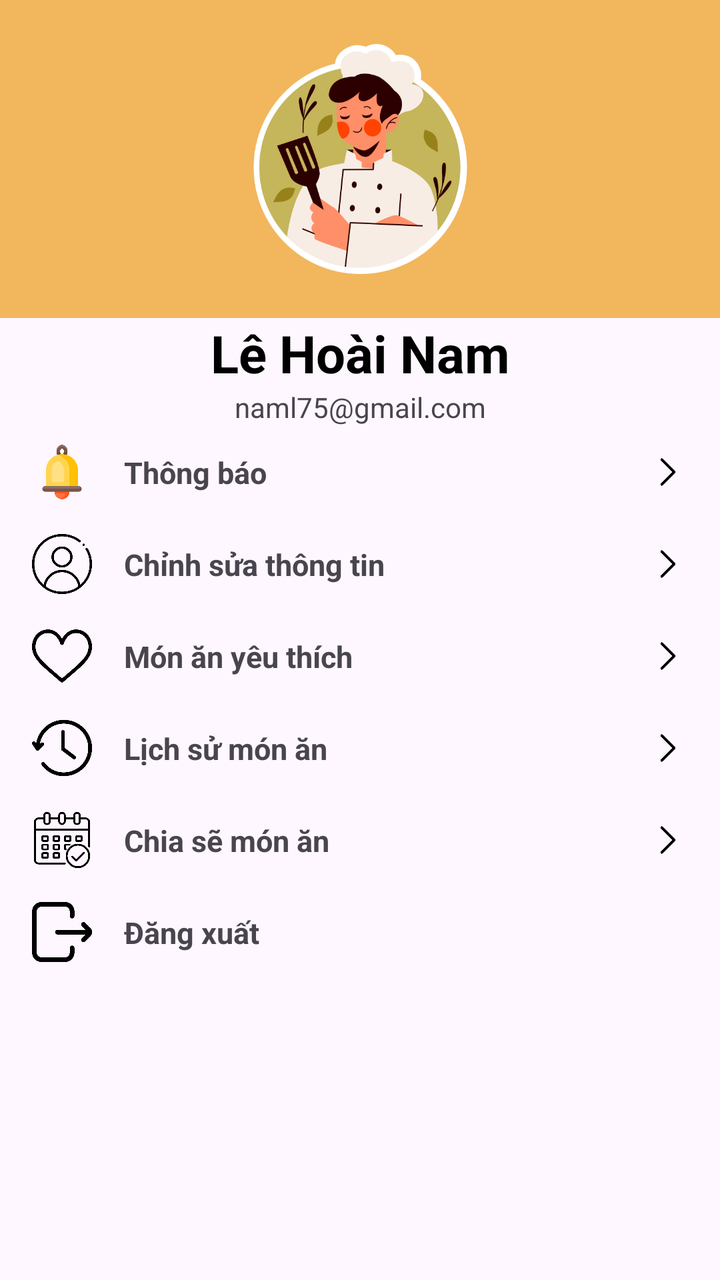
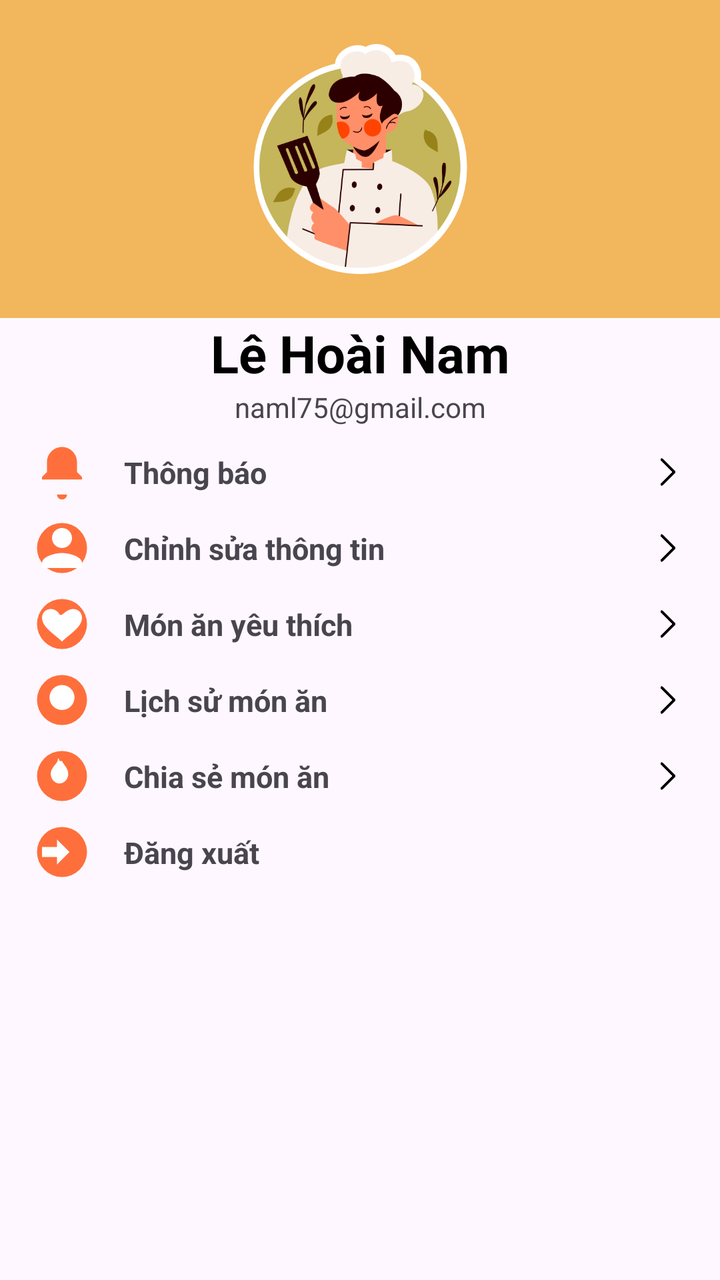

Screens rendered from an Android XML layout before and after an edit, with the pre-edit source and the edit as a unified diff.
<!-- AndroidManifest.xml: application theme Theme.Angiday -->
<!-- res/layout/fragment_profile.xml -->
<?xml version="1.0" encoding="utf-8"?>
<androidx.constraintlayout.widget.ConstraintLayout xmlns:android="http://schemas.android.com/apk/res/android"
    xmlns:app="http://schemas.android.com/apk/res-auto"
    xmlns:tools="http://schemas.android.com/tools"
    android:id="@+id/main"
    android:layout_width="match_parent"
    android:layout_height="match_parent">

    <androidx.constraintlayout.widget.ConstraintLayout
        android:layout_width="match_parent"
        android:layout_height="match_parent">

        <ScrollView
            android:layout_width="match_parent"
            android:layout_height="match_parent"
            tools:layout_editor_absoluteX="0dp"
            tools:layout_editor_absoluteY="0dp">

            <LinearLayout
                android:layout_width="match_parent"
                android:layout_height="wrap_content"
                android:orientation="vertical">

                <androidx.constraintlayout.widget.ConstraintLayout
                    android:layout_width="match_parent"
                    android:layout_height="159dp"
                    android:background="#F2B65D">

                    <ImageView
                        android:id="@+id/imageView5"
                        android:layout_width="115dp"
                        android:layout_height="141dp"
                        app:layout_constraintBottom_toBottomOf="parent"
                        app:layout_constraintEnd_toEndOf="parent"
                        app:layout_constraintStart_toStartOf="parent"
                        app:layout_constraintTop_toTopOf="parent"
                        app:srcCompat="@drawable/chef" />

                </androidx.constraintlayout.widget.ConstraintLayout>

                <TextView
                    android:id="@+id/textView6"
                    android:layout_width="match_parent"
                    android:layout_height="wrap_content"
                    android:text="Lê Hoài Nam"
                    android:textAlignment="center"
                    android:textColor="@color/black"
                    android:textSize="26sp"
                    android:textStyle="bold"/>

                <TextView
                    android:id="@+id/textView9"
                    android:layout_width="match_parent"
                    android:layout_height="wrap_content"
                    android:text="naml75@gmail.com"
                    android:textAlignment="center" />

                
                <androidx.constraintlayout.widget.ConstraintLayout
                    android:id="@+id/rowNotice"
                    android:layout_width="match_parent"
                    android:layout_height="wrap_content"
                    android:layout_marginStart="@dimen/margin_top"
                    android:layout_marginTop="@dimen/padding_text"
                    android:layout_marginEnd="@dimen/margin_top"
                    android:layout_marginBottom="@dimen/padding_text">

                    <ImageView
                        android:id="@+id/ivNotice"
                        android:layout_width="30dp"
                        android:layout_height="30dp"
                        app:layout_constraintStart_toStartOf="parent"
                        app:layout_constraintTop_toTopOf="parent"
                        app:layout_constraintBottom_toBottomOf="parent"
                        app:srcCompat="@drawable/notices" />

                    <TextView
                        android:id="@+id/tvshare"
                        android:layout_width="wrap_content"
                        android:layout_height="wrap_content"
                        android:layout_marginStart="16dp"
                        android:text="Thông báo"
                        android:textSize="15sp"
                        android:textStyle="bold"
                        app:layout_constraintStart_toEndOf="@id/ivNotice"
                        app:layout_constraintTop_toTopOf="@id/ivNotice"
                        app:layout_constraintBottom_toBottomOf="@id/ivNotice" />

                    <ImageView
                        android:id="@+id/ivChevronNotice"
                        android:layout_width="20dp"
                        android:layout_height="20dp"
                        app:layout_constraintEnd_toEndOf="parent"
                        app:layout_constraintTop_toTopOf="parent"
                        app:layout_constraintBottom_toBottomOf="parent"
                        app:srcCompat="@drawable/chevron" />
                </androidx.constraintlayout.widget.ConstraintLayout>

                
                <androidx.constraintlayout.widget.ConstraintLayout
                    android:id="@+id/rowEditProfile"
                    android:layout_width="match_parent"
                    android:layout_height="wrap_content"
                    android:layout_marginStart="@dimen/margin_top"
                    android:layout_marginTop="@dimen/padding_text"
                    android:layout_marginEnd="@dimen/margin_top"
                    android:layout_marginBottom="@dimen/padding_text">

                    <ImageView
                        android:id="@+id/ivEditProfile"
                        android:layout_width="30dp"
                        android:layout_height="30dp"
                        app:layout_constraintStart_toStartOf="parent"
                        app:layout_constraintTop_toTopOf="parent"
                        app:layout_constraintBottom_toBottomOf="parent"
                        app:srcCompat="@drawable/profile" />

                    <TextView
                        android:id="@+id/tvEditProfile"
                        android:layout_width="wrap_content"
                        android:layout_height="wrap_content"
                        android:layout_marginStart="16dp"
                        android:text="Chỉnh sửa thông tin"
                        android:textSize="15sp"
                        android:textStyle="bold"
                        app:layout_constraintStart_toEndOf="@id/ivEditProfile"
                        app:layout_constraintTop_toTopOf="@id/ivEditProfile"
                        app:layout_constraintBottom_toBottomOf="@id/ivEditProfile" />

                    <ImageView
                        android:id="@+id/ivChevronEditProfile"
                        android:layout_width="20dp"
                        android:layout_height="20dp"
                        app:layout_constraintEnd_toEndOf="parent"
                        app:layout_constraintTop_toTopOf="parent"
                        app:layout_constraintBottom_toBottomOf="parent"
                        app:srcCompat="@drawable/chevron" />
                </androidx.constraintlayout.widget.ConstraintLayout>

                
                <androidx.constraintlayout.widget.ConstraintLayout
                    android:id="@+id/rowFavorite"
                    android:layout_width="match_parent"
                    android:layout_height="wrap_content"
                    android:layout_marginStart="@dimen/margin_top"
                    android:layout_marginTop="@dimen/padding_text"
                    android:layout_marginEnd="@dimen/margin_top"
                    android:layout_marginBottom="@dimen/padding_text">

                    <ImageView
                        android:id="@+id/ivFavorite"
                        android:layout_width="30dp"
                        android:layout_height="30dp"
                        app:layout_constraintStart_toStartOf="parent"
                        app:layout_constraintTop_toTopOf="parent"
                        app:layout_constraintBottom_toBottomOf="parent"
                        app:srcCompat="@drawable/like" />

                    <TextView
                        android:id="@+id/tvFavorite"
                        android:layout_width="wrap_content"
                        android:layout_height="wrap_content"
                        android:layout_marginStart="16dp"
                        android:text="Món ăn yêu thích"
                        android:textSize="15sp"
                        android:textStyle="bold"
                        app:layout_constraintStart_toEndOf="@id/ivFavorite"
                        app:layout_constraintTop_toTopOf="@id/ivFavorite"
                        app:layout_constraintBottom_toBottomOf="@id/ivFavorite" />

                    <ImageView
                        android:id="@+id/ivChevronFavorite"
                        android:layout_width="20dp"
                        android:layout_height="20dp"
                        app:layout_constraintEnd_toEndOf="parent"
                        app:layout_constraintTop_toTopOf="parent"
                        app:layout_constraintBottom_toBottomOf="parent"
                        app:srcCompat="@drawable/chevron" />
                </androidx.constraintlayout.widget.ConstraintLayout>

                
                <androidx.constraintlayout.widget.ConstraintLayout
                    android:id="@+id/rowHistory"
                    android:layout_width="match_parent"
                    android:layout_height="wrap_content"
                    android:layout_marginStart="@dimen/margin_top"
                    android:layout_marginTop="@dimen/padding_text"
                    android:layout_marginEnd="@dimen/margin_top"
                    android:layout_marginBottom="@dimen/padding_text">

                    <ImageView
                        android:id="@+id/ivHistory"
                        android:layout_width="30dp"
                        android:layout_height="30dp"
                        app:layout_constraintStart_toStartOf="parent"
                        app:layout_constraintTop_toTopOf="parent"
                        app:layout_constraintBottom_toBottomOf="parent"
                        app:srcCompat="@drawable/history" />

                    <TextView
                        android:id="@+id/tvHistory"
                        android:layout_width="wrap_content"
                        android:layout_height="wrap_content"
                        android:layout_marginStart="16dp"
                        android:text="Lịch sử món ăn"
                        android:textSize="15sp"
                        android:textStyle="bold"
                        app:layout_constraintStart_toEndOf="@id/ivHistory"
                        app:layout_constraintTop_toTopOf="@id/ivHistory"
                        app:layout_constraintBottom_toBottomOf="@id/ivHistory" />

                    <ImageView
                        android:id="@+id/ivChevronHistory"
                        android:layout_width="20dp"
                        android:layout_height="20dp"
                        app:layout_constraintEnd_toEndOf="parent"
                        app:layout_constraintTop_toTopOf="parent"
                        app:layout_constraintBottom_toBottomOf="parent"
                        app:srcCompat="@drawable/chevron" />
                </androidx.constraintlayout.widget.ConstraintLayout>

                
                <androidx.constraintlayout.widget.ConstraintLayout
                    android:id="@+id/rowMyProfile"
                    android:layout_width="match_parent"
                    android:layout_height="wrap_content"
                    android:layout_marginStart="@dimen/margin_top"
                    android:layout_marginTop="@dimen/padding_text"
                    android:layout_marginEnd="@dimen/margin_top"
                    android:layout_marginBottom="@dimen/padding_text">

                    <ImageView
                        android:id="@+id/ivCooking"
                        android:layout_width="30dp"
                        android:layout_height="30dp"
                        app:layout_constraintStart_toStartOf="parent"
                        app:layout_constraintTop_toTopOf="parent"
                        app:layout_constraintBottom_toBottomOf="parent"
                        app:srcCompat="@drawable/calendar" />

                    <TextView
                        android:id="@+id/tvCooking"
                        android:layout_width="wrap_content"
                        android:layout_height="wrap_content"
                        android:layout_marginStart="16dp"
                        android:text="Chia sẽ món ăn"
                        android:textSize="15sp"
                        android:textStyle="bold"
                        app:layout_constraintStart_toEndOf="@id/ivCooking"
                        app:layout_constraintTop_toTopOf="@id/ivCooking"
                        app:layout_constraintBottom_toBottomOf="@id/ivCooking" />

                    <ImageView
                        android:id="@+id/ivChevronCooking"
                        android:layout_width="20dp"
                        android:layout_height="20dp"
                        app:layout_constraintEnd_toEndOf="parent"
                        app:layout_constraintTop_toTopOf="parent"
                        app:layout_constraintBottom_toBottomOf="parent"
                        app:srcCompat="@drawable/chevron" />
                </androidx.constraintlayout.widget.ConstraintLayout>

                
                <androidx.constraintlayout.widget.ConstraintLayout
                    android:id="@+id/rowLogout"
                    android:layout_width="match_parent"
                    android:layout_height="wrap_content"
                    android:layout_marginStart="@dimen/margin_top"
                    android:layout_marginTop="@dimen/padding_text"
                    android:layout_marginEnd="@dimen/margin_top"
                    android:layout_marginBottom="@dimen/padding_text">

                    <ImageView
                        android:id="@+id/ivExit"
                        android:layout_width="30dp"
                        android:layout_height="30dp"
                        app:layout_constraintStart_toStartOf="parent"
                        app:layout_constraintTop_toTopOf="parent"
                        app:layout_constraintBottom_toBottomOf="parent"
                        app:srcCompat="@drawable/exit" />

                    <TextView
                        android:id="@+id/loginText"
                        android:layout_width="wrap_content"
                        android:layout_height="wrap_content"
                        android:layout_marginStart="16dp"
                        android:text="Đăng xuất"
                        android:textSize="15sp"
                        android:textStyle="bold"
                        app:layout_constraintStart_toEndOf="@id/ivExit"
                        app:layout_constraintTop_toTopOf="@id/ivExit"
                        app:layout_constraintBottom_toBottomOf="@id/ivExit" />
                </androidx.constraintlayout.widget.ConstraintLayout>

            </LinearLayout>
        </ScrollView>
    </androidx.constraintlayout.widget.ConstraintLayout>
</androidx.constraintlayout.widget.ConstraintLayout>
<!-- resources referenced by this layout -->
<resources>
  <color name="black">#000000</color>
  <dimen name="margin_top">16dp</dimen>
  <dimen name="padding_text">8dp</dimen>
  <!-- drawable calendar: png bitmap (drawable, 13970 bytes) -->
  <!-- drawable chef: png bitmap (drawable, 55461 bytes) -->
  <!-- drawable chevron: png bitmap (drawable, 2759 bytes) -->
  <!-- drawable exit: png bitmap (drawable, 9197 bytes) -->
  <!-- drawable history: png bitmap (drawable, 14436 bytes) -->
  <!-- drawable like: png bitmap (drawable, 18130 bytes) -->
  <!-- drawable notices: png bitmap (drawable, 14773 bytes) -->
  <!-- drawable profile: png bitmap (drawable, 20057 bytes) -->
  <style name="Theme.Angiday" parent="Base.Theme.Angiday" />
  <style name="Base.Theme.Angiday" parent="Theme.Material3.DayNight.NoActionBar">
          
          
      </style>
</resources>

<!-- the commit's change to res/layout/fragment_profile.xml (unified diff, before → after) -->
@@ -12,15 +12,14 @@
 
         <ScrollView
             android:layout_width="match_parent"
-            android:layout_height="match_parent"
-            tools:layout_editor_absoluteX="0dp"
-            tools:layout_editor_absoluteY="0dp">
+            android:layout_height="match_parent">
 
             <LinearLayout
                 android:layout_width="match_parent"
                 android:layout_height="wrap_content"
                 android:orientation="vertical">
 
+                
                 <androidx.constraintlayout.widget.ConstraintLayout
                     android:layout_width="match_parent"
                     android:layout_height="159dp"
@@ -35,9 +34,9 @@
                         app:layout_constraintStart_toStartOf="parent"
                         app:layout_constraintTop_toTopOf="parent"
                         app:srcCompat="@drawable/chef" />
-
-                </androidx.constraintlayout.widget.ConstraintLayout>
-
+                </androidx.constraintlayout.widget.ConstraintLayout>
+
+                
                 <TextView
                     android:id="@+id/textView6"
                     android:layout_width="match_parent"
@@ -46,7 +45,7 @@
                     android:textAlignment="center"
                     android:textColor="@color/black"
                     android:textSize="26sp"
-                    android:textStyle="bold"/>
+                    android:textStyle="bold" />
 
                 <TextView
                     android:id="@+id/textView9"
@@ -62,17 +61,16 @@
                     android:layout_height="wrap_content"
                     android:layout_marginStart="@dimen/margin_top"
                     android:layout_marginTop="@dimen/padding_text"
-                    android:layout_marginEnd="@dimen/margin_top"
-                    android:layout_marginBottom="@dimen/padding_text">
+                    android:layout_marginEnd="@dimen/margin_top">
 
                     <ImageView
                         android:id="@+id/ivNotice"
                         android:layout_width="30dp"
                         android:layout_height="30dp"
-                        app:layout_constraintStart_toStartOf="parent"
-                        app:layout_constraintTop_toTopOf="parent"
-                        app:layout_constraintBottom_toBottomOf="parent"
-                        app:srcCompat="@drawable/notices" />
+                        app:srcCompat="@drawable/ic_notice"
+                        app:layout_constraintStart_toStartOf="parent"
+                        app:layout_constraintTop_toTopOf="parent"
+                        app:layout_constraintBottom_toBottomOf="parent" />
 
                     <TextView
                         android:id="@+id/tvshare"
@@ -90,10 +88,10 @@
                         android:id="@+id/ivChevronNotice"
                         android:layout_width="20dp"
                         android:layout_height="20dp"
-                        app:layout_constraintEnd_toEndOf="parent"
-                        app:layout_constraintTop_toTopOf="parent"
-                        app:layout_constraintBottom_toBottomOf="parent"
-                        app:srcCompat="@drawable/chevron" />
+                        app:srcCompat="@drawable/chevron"
+                        app:layout_constraintEnd_toEndOf="parent"
+                        app:layout_constraintTop_toTopOf="parent"
+                        app:layout_constraintBottom_toBottomOf="parent" />
                 </androidx.constraintlayout.widget.ConstraintLayout>
 
                 
@@ -103,17 +101,16 @@
                     android:layout_height="wrap_content"
                     android:layout_marginStart="@dimen/margin_top"
                     android:layout_marginTop="@dimen/padding_text"
-                    android:layout_marginEnd="@dimen/margin_top"
-                    android:layout_marginBottom="@dimen/padding_text">
+                    android:layout_marginEnd="@dimen/margin_top">
 
                     <ImageView
                         android:id="@+id/ivEditProfile"
                         android:layout_width="30dp"
                         android:layout_height="30dp"
-                        app:layout_constraintStart_toStartOf="parent"
-                        app:layout_constraintTop_toTopOf="parent"
-                        app:layout_constraintBottom_toBottomOf="parent"
-                        app:srcCompat="@drawable/profile" />
+                        app:srcCompat="@drawable/ic_profile"
+                        app:layout_constraintStart_toStartOf="parent"
+                        app:layout_constraintTop_toTopOf="parent"
+                        app:layout_constraintBottom_toBottomOf="parent" />
 
                     <TextView
                         android:id="@+id/tvEditProfile"
@@ -131,10 +128,10 @@
                         android:id="@+id/ivChevronEditProfile"
                         android:layout_width="20dp"
                         android:layout_height="20dp"
-                        app:layout_constraintEnd_toEndOf="parent"
-                        app:layout_constraintTop_toTopOf="parent"
-                        app:layout_constraintBottom_toBottomOf="parent"
-                        app:srcCompat="@drawable/chevron" />
+                        app:srcCompat="@drawable/chevron"
+                        app:layout_constraintEnd_toEndOf="parent"
+                        app:layout_constraintTop_toTopOf="parent"
+                        app:layout_constraintBottom_toBottomOf="parent" />
                 </androidx.constraintlayout.widget.ConstraintLayout>
 
                 
@@ -144,17 +141,16 @@
                     android:layout_height="wrap_content"
                     android:layout_marginStart="@dimen/margin_top"
                     android:layout_marginTop="@dimen/padding_text"
-                    android:layout_marginEnd="@dimen/margin_top"
-                    android:layout_marginBottom="@dimen/padding_text">
+                    android:layout_marginEnd="@dimen/margin_top">
 
                     <ImageView
                         android:id="@+id/ivFavorite"
                         android:layout_width="30dp"
                         android:layout_height="30dp"
-                        app:layout_constraintStart_toStartOf="parent"
-                        app:layout_constraintTop_toTopOf="parent"
-                        app:layout_constraintBottom_toBottomOf="parent"
-                        app:srcCompat="@drawable/like" />
+                        app:srcCompat="@drawable/ic_favorite"
+                        app:layout_constraintStart_toStartOf="parent"
+                        app:layout_constraintTop_toTopOf="parent"
+                        app:layout_constraintBottom_toBottomOf="parent" />
 
                     <TextView
                         android:id="@+id/tvFavorite"
@@ -172,10 +168,10 @@
                         android:id="@+id/ivChevronFavorite"
                         android:layout_width="20dp"
                         android:layout_height="20dp"
-                        app:layout_constraintEnd_toEndOf="parent"
-                        app:layout_constraintTop_toTopOf="parent"
-                        app:layout_constraintBottom_toBottomOf="parent"
-                        app:srcCompat="@drawable/chevron" />
+                        app:srcCompat="@drawable/chevron"
+                        app:layout_constraintEnd_toEndOf="parent"
+                        app:layout_constraintTop_toTopOf="parent"
+                        app:layout_constraintBottom_toBottomOf="parent" />
                 </androidx.constraintlayout.widget.ConstraintLayout>
 
                 
@@ -185,17 +181,16 @@
                     android:layout_height="wrap_content"
                     android:layout_marginStart="@dimen/margin_top"
                     android:layout_marginTop="@dimen/padding_text"
-                    android:layout_marginEnd="@dimen/margin_top"
-                    android:layout_marginBottom="@dimen/padding_text">
+                    android:layout_marginEnd="@dimen/margin_top">
 
                     <ImageView
                         android:id="@+id/ivHistory"
                         android:layout_width="30dp"
                         android:layout_height="30dp"
-                        app:layout_constraintStart_toStartOf="parent"
-                        app:layout_constraintTop_toTopOf="parent"
-                        app:layout_constraintBottom_toBottomOf="parent"
-                        app:srcCompat="@drawable/history" />
+                        app:srcCompat="@drawable/ic_history"
+                        app:layout_constraintStart_toStartOf="parent"
+                        app:layout_constraintTop_toTopOf="parent"
+                        app:layout_constraintBottom_toBottomOf="parent" />
 
                     <TextView
                         android:id="@+id/tvHistory"
@@ -213,10 +208,10 @@
                         android:id="@+id/ivChevronHistory"
                         android:layout_width="20dp"
                         android:layout_height="20dp"
-                        app:layout_constraintEnd_toEndOf="parent"
-                        app:layout_constraintTop_toTopOf="parent"
-                        app:layout_constraintBottom_toBottomOf="parent"
-                        app:srcCompat="@drawable/chevron" />
+                        app:srcCompat="@drawable/chevron"
+                        app:layout_constraintEnd_toEndOf="parent"
+                        app:layout_constraintTop_toTopOf="parent"
+                        app:layout_constraintBottom_toBottomOf="parent" />
                 </androidx.constraintlayout.widget.ConstraintLayout>
 
                 
@@ -226,24 +221,23 @@
                     android:layout_height="wrap_content"
                     android:layout_marginStart="@dimen/margin_top"
                     android:layout_marginTop="@dimen/padding_text"
-                    android:layout_marginEnd="@dimen/margin_top"
-                    android:layout_marginBottom="@dimen/padding_text">
+                    android:layout_marginEnd="@dimen/margin_top">
 
                     <ImageView
                         android:id="@+id/ivCooking"
                         android:layout_width="30dp"
                         android:layout_height="30dp"
-                        app:layout_constraintStart_toStartOf="parent"
-                        app:layout_constraintTop_toTopOf="parent"
-                        app:layout_constraintBottom_toBottomOf="parent"
-                        app:srcCompat="@drawable/calendar" />
+                        app:srcCompat="@drawable/ic_cooking"
+                        app:layout_constraintStart_toStartOf="parent"
+                        app:layout_constraintTop_toTopOf="parent"
+                        app:layout_constraintBottom_toBottomOf="parent" />
 
                     <TextView
                         android:id="@+id/tvCooking"
                         android:layout_width="wrap_content"
                         android:layout_height="wrap_content"
                         android:layout_marginStart="16dp"
-                        android:text="Chia sẽ món ăn"
+                        android:text="Chia sẻ món ăn"
                         android:textSize="15sp"
                         android:textStyle="bold"
                         app:layout_constraintStart_toEndOf="@id/ivCooking"
@@ -254,10 +248,10 @@
                         android:id="@+id/ivChevronCooking"
                         android:layout_width="20dp"
                         android:layout_height="20dp"
-                        app:layout_constraintEnd_toEndOf="parent"
-                        app:layout_constraintTop_toTopOf="parent"
-                        app:layout_constraintBottom_toBottomOf="parent"
-                        app:srcCompat="@drawable/chevron" />
+                        app:srcCompat="@drawable/chevron"
+                        app:layout_constraintEnd_toEndOf="parent"
+                        app:layout_constraintTop_toTopOf="parent"
+                        app:layout_constraintBottom_toBottomOf="parent" />
                 </androidx.constraintlayout.widget.ConstraintLayout>
 
                 
@@ -274,10 +268,10 @@
                         android:id="@+id/ivExit"
                         android:layout_width="30dp"
                         android:layout_height="30dp"
-                        app:layout_constraintStart_toStartOf="parent"
-                        app:layout_constraintTop_toTopOf="parent"
-                        app:layout_constraintBottom_toBottomOf="parent"
-                        app:srcCompat="@drawable/exit" />
+                        app:srcCompat="@drawable/ic_exit"
+                        app:layout_constraintStart_toStartOf="parent"
+                        app:layout_constraintTop_toTopOf="parent"
+                        app:layout_constraintBottom_toBottomOf="parent" />
 
                     <TextView
                         android:id="@+id/loginText"
@@ -291,7 +285,6 @@
                         app:layout_constraintTop_toTopOf="@id/ivExit"
                         app:layout_constraintBottom_toBottomOf="@id/ivExit" />
                 </androidx.constraintlayout.widget.ConstraintLayout>
-
             </LinearLayout>
         </ScrollView>
     </androidx.constraintlayout.widget.ConstraintLayout>
<!-- resource entries referenced after the edit -->
@@ -3,14 +3,97 @@
   <color name="black">#000000</color>
   <dimen name="margin_top">16dp</dimen>
   <dimen name="padding_text">8dp</dimen>
-  <!-- drawable calendar: png bitmap (drawable, 13970 bytes) -->
   <!-- drawable chef: png bitmap (drawable, 55461 bytes) -->
   <!-- drawable chevron: png bitmap (drawable, 2759 bytes) -->
-  <!-- drawable exit: png bitmap (drawable, 9197 bytes) -->
-  <!-- drawable history: png bitmap (drawable, 14436 bytes) -->
-  <!-- drawable like: png bitmap (drawable, 18130 bytes) -->
-  <!-- drawable notices: png bitmap (drawable, 14773 bytes) -->
-  <!-- drawable profile: png bitmap (drawable, 20057 bytes) -->
+  <!-- drawable ic_cooking (drawable) -->
+  <vector xmlns:android="http://schemas.android.com/apk/res/android"
+      android:width="24dp"
+      android:height="24dp"
+      android:viewportWidth="24"
+      android:viewportHeight="24">
+  
+      
+      <path
+          android:fillColor="#FF6F3C"
+          android:pathData="M12,2A10,10 0 1 1 2,12A10,10 0 0 1 12,2z" />
+  
+      
+      <path
+          android:fillColor="#FFFFFF"
+          android:pathData="M12,6c0.7,1.6 2.5,2.9 2.5,5.2 0,2 -1.6,3.8 -3.5,3.8s-3.5,-1.8 -3.5,-3.8c0,-1.9 1.3,-3.1 2.4,-4.6 0.3,-0.4 0.5,-1.2 0.6,-1.8 0.1,0 0.3,0.4 0.5,1.2z"/>
+  </vector>
+  <!-- drawable ic_exit (drawable) -->
+  <vector xmlns:android="http://schemas.android.com/apk/res/android"
+      android:width="24dp"
+      android:height="24dp"
+      android:viewportWidth="24"
+      android:viewportHeight="24">
+  
+      <path
+          android:fillColor="#FF6F3C"
+          android:pathData="M12,2A10,10 0 1 1 2,12A10,10 0 0 1 12,2z" />
+  
+      <path
+          android:fillColor="#FFFFFF"
+          android:pathData="M10,7l5,5 -5,5v-3H4v-4h6V7z"/>
+  </vector>
+  <!-- drawable ic_favorite (drawable) -->
+  <vector xmlns:android="http://schemas.android.com/apk/res/android"
+      android:width="24dp"
+      android:height="24dp"
+      android:viewportWidth="24"
+      android:viewportHeight="24">
+  
+      <path
+          android:fillColor="#FF6F3C"
+          android:pathData="M12,2A10,10 0 1 1 2,12A10,10 0 0 1 12,2z" />
+  
+      <path
+          android:fillColor="#FFFFFF"
+          android:pathData="M12,19l-1.45,-1.32C6.4,14.36 4,12.28 4,9.5 4,7.5 5.5,6 7.5,6c1.54,0 3.04,1 3.57,2.36h0.87C13.46,7 14.96,6 16.5,6 18.5,6 20,7.5 20,9.5c0,2.78 -2.4,4.86 -6.55,8.18L12,19z"/>
+  </vector>
+  <!-- drawable ic_history (drawable) -->
+  <vector xmlns:android="http://schemas.android.com/apk/res/android"
+      android:width="24dp"
+      android:height="24dp"
+      android:viewportWidth="24"
+      android:viewportHeight="24">
+  
+      <path
+          android:fillColor="#FF6F3C"
+          android:pathData="M12,2A10,10 0 1 1 2,12A10,10 0 0 1 12,2z" />
+  
+      <path
+          android:fillColor="#FFFFFF"
+          android:pathData="M12,7v5l4,2m-4,-8a5,5 0 1 0 0,10a5,5 0 0 0 0,-10z"/>
+  </vector>
+  <!-- drawable ic_notice (drawable) -->
+  <vector xmlns:android="http://schemas.android.com/apk/res/android"
+      android:width="24dp"
+      android:height="24dp"
+      android:viewportWidth="24"
+      android:viewportHeight="24">
+      <path
+          android:fillColor="#FF6F3C"
+          android:pathData="M12,2c-3.31,0 -6,2.69 -6,6v4l-2,2v1h16v-1l-2,-2v-4c0,-3.31 -2.69,-6 -6,-6zM10,21h4c0,1.1 -0.9,2 -2,2s-2,-0.9 -2,-2z"/>
+  </vector>
+  <!-- drawable ic_profile (drawable) -->
+  <vector xmlns:android="http://schemas.android.com/apk/res/android"
+      android:width="24dp"
+      android:height="24dp"
+      android:viewportWidth="24"
+      android:viewportHeight="24">
+  
+    
+    <path
+        android:fillColor="#FF6F3C"
+        android:pathData="M12,2A10,10 0 1 1 2,12A10,10 0 0 1 12,2z" />
+  
+    
+    <path
+        android:fillColor="#FFFFFF"
+        android:pathData="M12,12c2.21,0 4,-1.79 4,-4s-1.79,-4 -4,-4 -4,1.79 -4,4 1.79,4 4,4zM12,14c-2.67,0 -8,1.34 -8,4v2h16v-2c0,-2.66 -5.33,-4 -8,-4z"/>
+  </vector>
   <style name="Theme.Angiday" parent="Base.Theme.Angiday" />
   <style name="Base.Theme.Angiday" parent="Theme.Material3.DayNight.NoActionBar">
           
